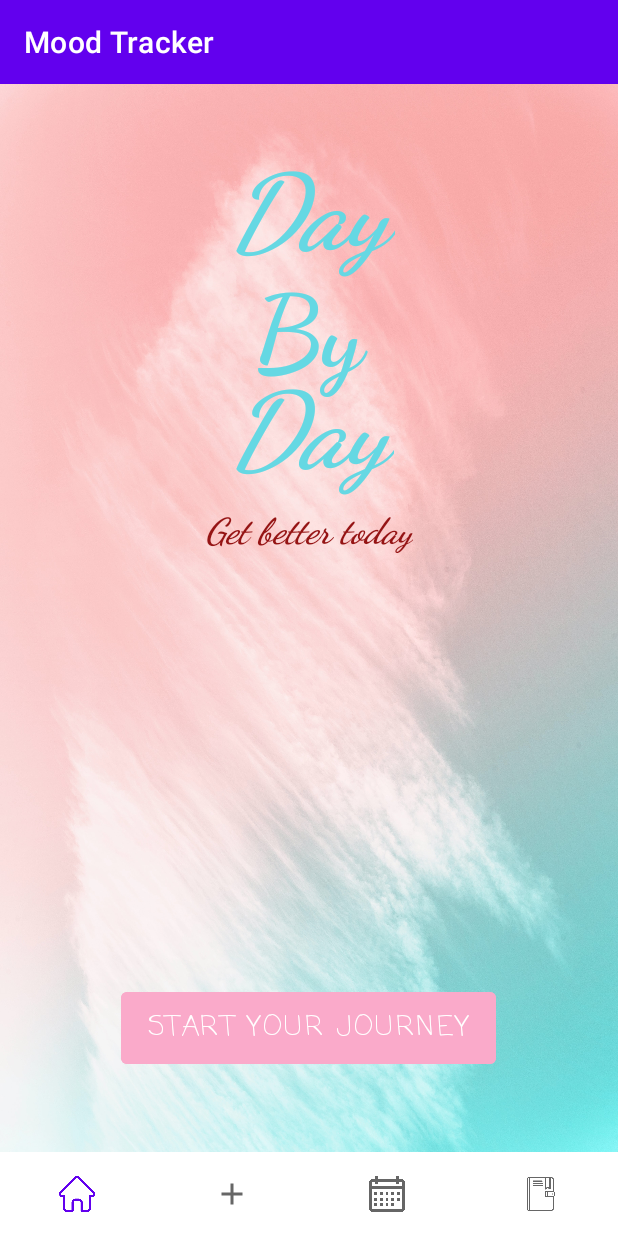
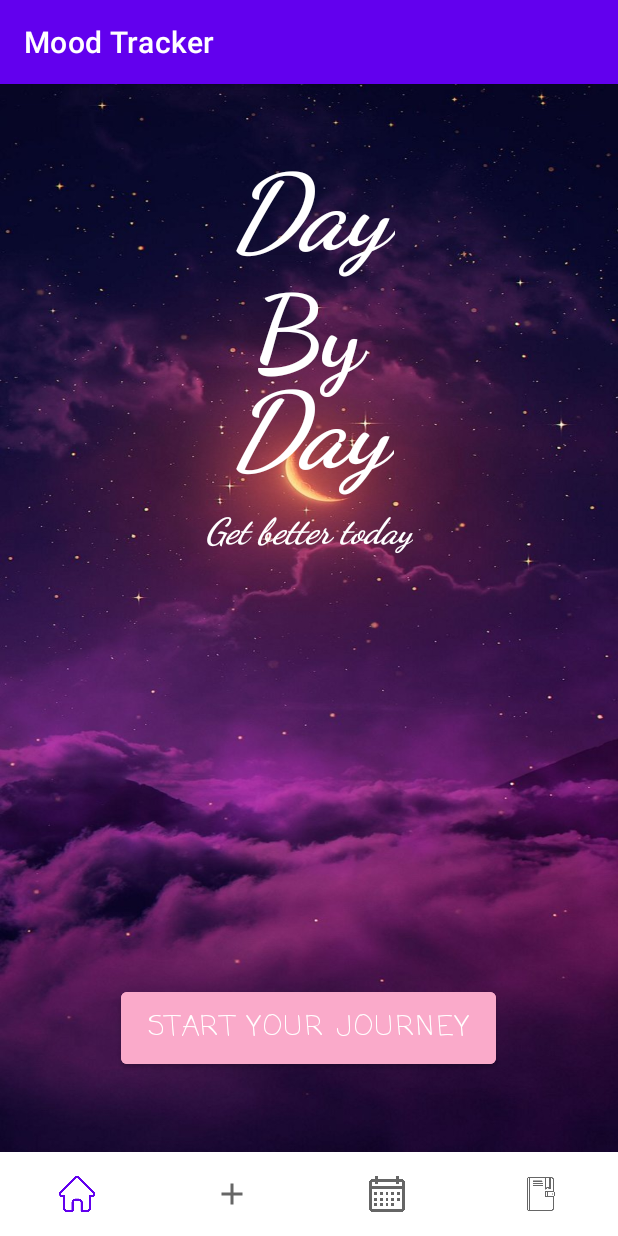
Before and after one commit to lukeyh99/MoodTracker2, an Android app: the screen it shows after launch (MainActivity), on a phone screen of 412 x 824 dp. Run offline under Robolectric (Android 15) with nearby library versions, the phone set to English and light mode, and no system bars; our stand-ins replace Room's generated code, navigation-ui.

Commit message:
Update frag_home.xml

```diff
--- a/app/src/main/res/layout/frag_home.xml
+++ b/app/src/main/res/layout/frag_home.xml
@@ -4,7 +4,7 @@
     xmlns:tools="http://schemas.android.com/tools"
     android:layout_width="match_parent"
     android:layout_height="match_parent"
-    android:background="@drawable/background"
+    android:background="@drawable/wallpaper2"
     tools:context=".ui.fragments.homeWindow.HomeFrag">
 
 
@@ -16,7 +16,7 @@
         android:gravity="center_horizontal"
         android:orientation="horizontal"
         android:text="Day"
-        android:textColor="#65D8E3"
+        android:textColor="@color/white"
         android:textSize="70dp"
         android:textStyle="bold|italic"
         app:layout_constraintBottom_toBottomOf="parent"
@@ -32,7 +32,7 @@
         android:layout_marginTop="80dp"
         android:fontFamily="cursive"
         android:text="Get better today"
-        android:textColor="#951414"
+        android:textColor="@color/white"
         android:textSize="24sp"
         android:textStyle="italic|bold"
         app:layout_constraintBottom_toBottomOf="parent"
@@ -51,7 +51,7 @@
         android:gravity="center_horizontal"
         android:orientation="horizontal"
         android:text="By"
-        android:textColor="#65D8E3"
+        android:textColor="@color/white"
         android:textSize="70dp"
         android:textStyle="bold"
         app:layout_constraintBottom_toBottomOf="parent"
@@ -62,9 +62,6 @@
         app:layout_constraintVertical_bias="0.001" />
 
 
-    <!--this is the name and tag for the sad face emoji
-
-                   />-->
 
 
     <TextView
@@ -76,7 +73,7 @@
         android:gravity="center_horizontal"
         android:orientation="horizontal"
         android:text="Day"
-        android:textColor="#65D8E3"
+        android:textColor="@color/white"
         android:textSize="70dp"
         android:textStyle="bold|italic"
         app:layout_constraintBottom_toBottomOf="parent"
```
